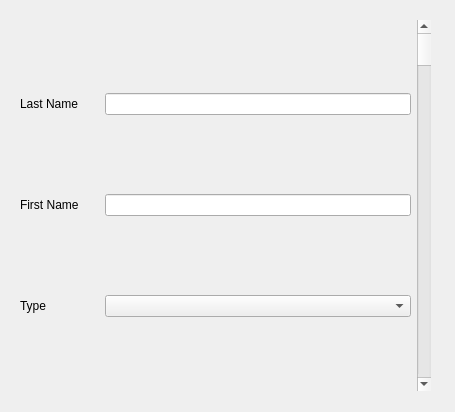
Above: addperson.ui from penghanyuan/ProjectQt before the change. Below: the same form after it.
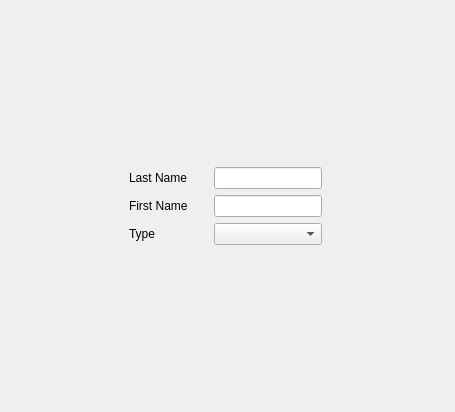
That is the form after the change.

What changed in the file:
```diff
--- a/addperson.ui
+++ b/addperson.ui
@@ -10,6 +10,12 @@
     <height>412</height>
    </rect>
   </property>
+  <property name="sizePolicy">
+   <sizepolicy hsizetype="Fixed" vsizetype="Fixed">
+    <horstretch>0</horstretch>
+    <verstretch>0</verstretch>
+   </sizepolicy>
+  </property>
   <property name="windowTitle">
    <string>Dialog</string>
   </property>
@@ -25,93 +31,138 @@
    <layout class="QHBoxLayout" name="horizontalLayout">
     <item>
      <layout class="QGridLayout" name="gridLayout">
-      <item row="1" column="2">
-       <widget class="QLineEdit" name="first_name_txt_per"/>
+      <item row="3" column="3">
+       <widget class="QComboBox" name="comboBox_per"/>
+      </item>
+      <item row="0" column="3">
+       <spacer name="verticalSpacer">
+        <property name="orientation">
+         <enum>Qt::Vertical</enum>
+        </property>
+        <property name="sizeHint" stdset="0">
+         <size>
+          <width>20</width>
+          <height>40</height>
+         </size>
+        </property>
+       </spacer>
       </item>
       <item row="1" column="0">
-       <widget class="QLabel" name="label_2">
-        <property name="text">
-         <string>First Name</string>
+       <spacer name="horizontalSpacer_4">
+        <property name="orientation">
+         <enum>Qt::Horizontal</enum>
         </property>
-       </widget>
+        <property name="sizeHint" stdset="0">
+         <size>
+          <width>20</width>
+          <height>20</height>
+         </size>
+        </property>
+       </spacer>
       </item>
-      <item row="0" column="2">
-       <widget class="QLineEdit" name="last_name_txt_per"/>
-      </item>
-      <item row="0" column="0">
+      <item row="1" column="1">
        <widget class="QLabel" name="label">
         <property name="text">
          <string>Last Name</string>
         </property>
        </widget>
       </item>
-      <item row="2" column="0">
+      <item row="3" column="2">
+       <spacer name="horizontalSpacer_3">
+        <property name="orientation">
+         <enum>Qt::Horizontal</enum>
+        </property>
+        <property name="sizeType">
+         <enum>QSizePolicy::Fixed</enum>
+        </property>
+        <property name="sizeHint" stdset="0">
+         <size>
+          <width>20</width>
+          <height>20</height>
+         </size>
+        </property>
+       </spacer>
+      </item>
+      <item row="2" column="2">
+       <spacer name="horizontalSpacer_2">
+        <property name="orientation">
+         <enum>Qt::Horizontal</enum>
+        </property>
+        <property name="sizeType">
+         <enum>QSizePolicy::Fixed</enum>
+        </property>
+        <property name="sizeHint" stdset="0">
+         <size>
+          <width>20</width>
+          <height>20</height>
+         </size>
+        </property>
+       </spacer>
+      </item>
+      <item row="1" column="2">
+       <spacer name="horizontalSpacer">
+        <property name="orientation">
+         <enum>Qt::Horizontal</enum>
+        </property>
+        <property name="sizeType">
+         <enum>QSizePolicy::Fixed</enum>
+        </property>
+        <property name="sizeHint" stdset="0">
+         <size>
+          <width>20</width>
+          <height>20</height>
+         </size>
+        </property>
+       </spacer>
+      </item>
+      <item row="3" column="1">
        <widget class="QLabel" name="label_3">
         <property name="text">
          <string>Type</string>
         </property>
        </widget>
       </item>
-      <item row="0" column="1">
-       <spacer name="horizontalSpacer">
-        <property name="orientation">
-         <enum>Qt::Horizontal</enum>
-        </property>
-        <property name="sizeType">
-         <enum>QSizePolicy::Fixed</enum>
-        </property>
-        <property name="sizeHint" stdset="0">
-         <size>
-          <width>20</width>
-          <height>20</height>
-         </size>
-        </property>
-       </spacer>
-      </item>
-      <item row="1" column="1">
-       <spacer name="horizontalSpacer_2">
-        <property name="orientation">
-         <enum>Qt::Horizontal</enum>
-        </property>
-        <property name="sizeType">
-         <enum>QSizePolicy::Fixed</enum>
-        </property>
-        <property name="sizeHint" stdset="0">
-         <size>
-          <width>20</width>
-          <height>20</height>
-         </size>
-        </property>
-       </spacer>
+      <item row="1" column="3">
+       <widget class="QLineEdit" name="last_name_txt_per"/>
       </item>
       <item row="2" column="1">
-       <spacer name="horizontalSpacer_3">
-        <property name="orientation">
-         <enum>Qt::Horizontal</enum>
+       <widget class="QLabel" name="label_2">
+        <property name="text">
+         <string>First Name</string>
         </property>
-        <property name="sizeType">
-         <enum>QSizePolicy::Fixed</enum>
+       </widget>
+      </item>
+      <item row="2" column="3">
+       <widget class="QLineEdit" name="first_name_txt_per"/>
+      </item>
+      <item row="4" column="3">
+       <spacer name="verticalSpacer_2">
+        <property name="orientation">
+         <enum>Qt::Vertical</enum>
         </property>
         <property name="sizeHint" stdset="0">
          <size>
           <width>20</width>
+          <height>40</height>
+         </size>
+        </property>
+       </spacer>
+      </item>
+      <item row="1" column="4">
+       <spacer name="horizontalSpacer_5">
+        <property name="orientation">
+         <enum>Qt::Horizontal</enum>
+        </property>
+        <property name="sizeHint" stdset="0">
+         <size>
+          <width>40</width>
           <height>20</height>
          </size>
         </property>
        </spacer>
       </item>
-      <item row="2" column="2">
-       <widget class="QComboBox" name="comboBox_per"/>
-      </item>
      </layout>
     </item>
-    <item>
-     <widget class="QScrollBar" name="verticalScrollBar">
-      <property name="orientation">
-       <enum>Qt::Vertical</enum>
-      </property>
-     </widget>
-    </item>
    </layout>
   </widget>
  </widget>
```
Left out of the diff: 2 changed lines with no effect on the pictures.
